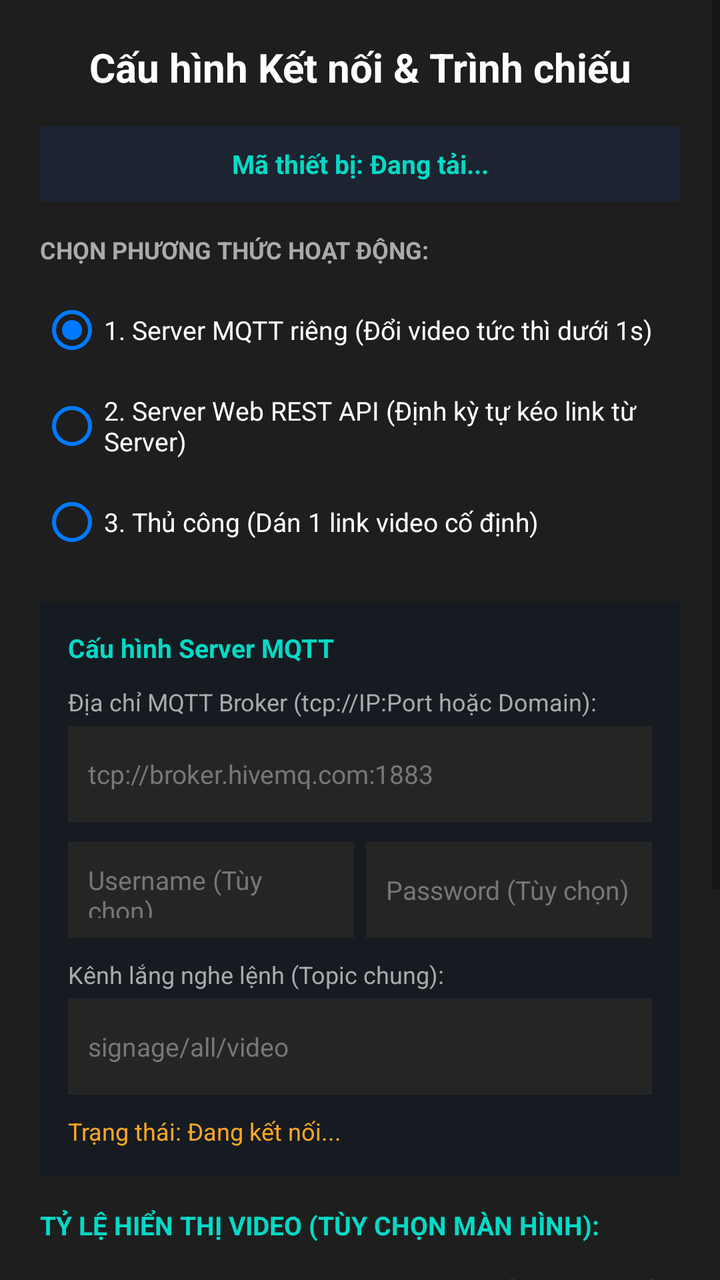
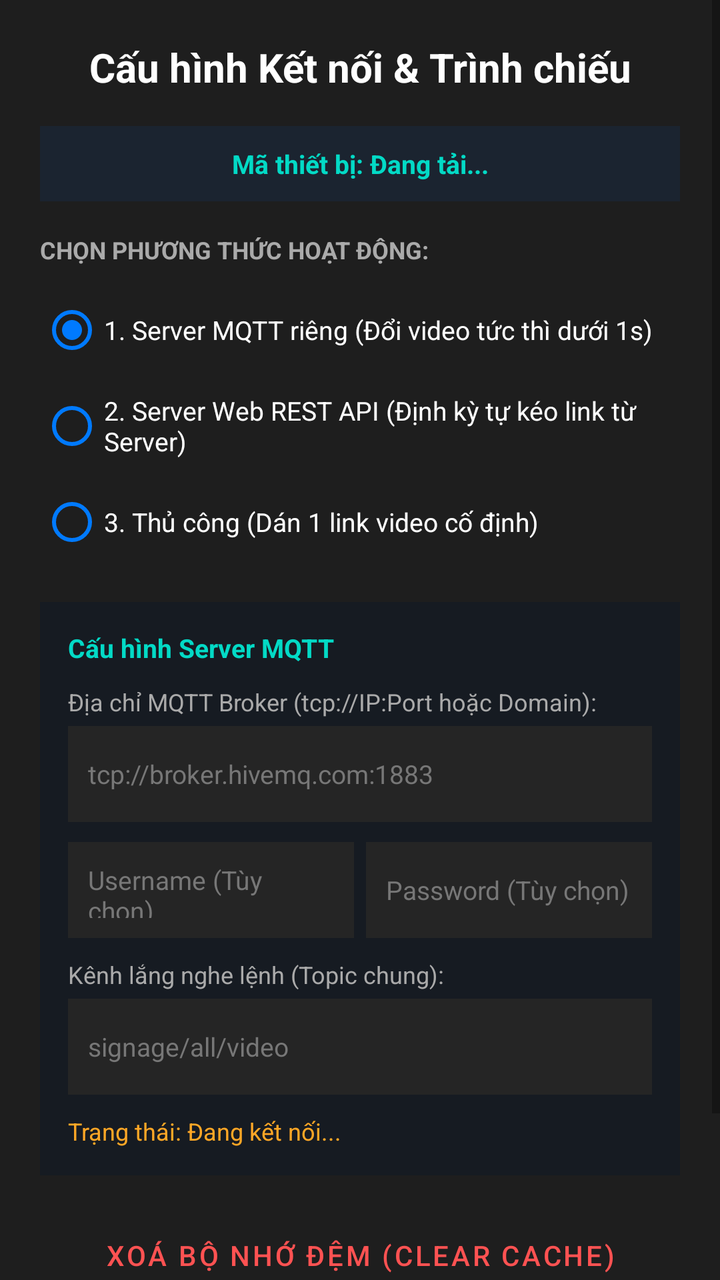

The first picture is an Android layout as it rendered before a commit; the second is the same layout after the commit. The layout source and the unified diff follow.
<!-- AndroidManifest.xml: application theme Theme.SmartSignagePlayer -->
<!-- res/layout/dialog_settings.xml -->
<?xml version="1.0" encoding="utf-8"?>
<ScrollView xmlns:android="http://schemas.android.com/apk/res/android"
    xmlns:app="http://schemas.android.com/apk/res-auto"
    android:layout_width="match_parent"
    android:layout_height="wrap_content"
    android:background="@color/dark_card">

    <LinearLayout
        android:layout_width="match_parent"
        android:layout_height="wrap_content"
        android:orientation="vertical"
        android:padding="20dp">

        <TextView
            android:layout_width="match_parent"
            android:layout_height="wrap_content"
            android:text="Cấu hình Kết nối &amp; Trình chiếu"
            android:textColor="@color/white"
            android:textSize="20sp"
            android:textStyle="bold"
            android:gravity="center"
            android:layout_marginBottom="16dp" />

        
        <TextView
            android:id="@+id/tvDeviceIdHeader"
            android:layout_width="match_parent"
            android:layout_height="wrap_content"
            android:background="#1B2430"
            android:padding="10dp"
            android:text="Mã thiết bị: Đang tải..."
            android:textColor="@color/accent_teal"
            android:textSize="13sp"
            android:textStyle="bold"
            android:gravity="center"
            android:layout_marginBottom="16dp" />

        
        <TextView
            android:layout_width="wrap_content"
            android:layout_height="wrap_content"
            android:text="CHỌN PHƯƠNG THỨC HOẠT ĐỘNG:"
            android:textColor="@color/text_secondary"
            android:textSize="12sp"
            android:textStyle="bold"
            android:layout_marginBottom="8dp" />

        <RadioGroup
            android:id="@+id/rgSyncMode"
            android:layout_width="match_parent"
            android:layout_height="wrap_content"
            android:layout_marginBottom="16dp">

            <RadioButton
                android:id="@+id/rbModeMqtt"
                android:layout_width="match_parent"
                android:layout_height="wrap_content"
                android:text="1. Server MQTT riêng (Đổi video tức thì dưới 1s)"
                android:textColor="@color/white"
                android:textSize="13sp"
                android:buttonTint="@color/accent_blue"
                android:checked="true" />

            <RadioButton
                android:id="@+id/rbModeHttp"
                android:layout_width="match_parent"
                android:layout_height="wrap_content"
                android:text="2. Server Web REST API (Định kỳ tự kéo link từ Server)"
                android:textColor="@color/white"
                android:textSize="13sp"
                android:buttonTint="@color/accent_blue" />

            <RadioButton
                android:id="@+id/rbModeDirect"
                android:layout_width="match_parent"
                android:layout_height="wrap_content"
                android:text="3. Thủ công (Dán 1 link video cố định)"
                android:textColor="@color/white"
                android:textSize="13sp"
                android:buttonTint="@color/accent_blue" />
        </RadioGroup>

        
        
        
        <LinearLayout
            android:id="@+id/layoutMqttConfig"
            android:layout_width="match_parent"
            android:layout_height="wrap_content"
            android:orientation="vertical"
            android:background="#161B22"
            android:padding="14dp"
            android:layout_marginBottom="16dp">

            <TextView
                android:layout_width="wrap_content"
                android:layout_height="wrap_content"
                android:text="Cấu hình Server MQTT"
                android:textColor="@color/accent_teal"
                android:textSize="13sp"
                android:textStyle="bold"
                android:layout_marginBottom="10dp" />

            <TextView
                android:layout_width="wrap_content"
                android:layout_height="wrap_content"
                android:text="Địa chỉ MQTT Broker (tcp://IP:Port hoặc Domain):"
                android:textColor="@color/text_secondary"
                android:textSize="12sp"
                android:layout_marginBottom="4dp" />

            <EditText
                android:id="@+id/etMqttBroker"
                android:layout_width="match_parent"
                android:layout_height="48dp"
                android:background="#252525"
                android:padding="10dp"
                android:hint="tcp://broker.hivemq.com:1883"
                android:textColor="@color/white"
                android:textColorHint="#777777"
                android:textSize="13sp"
                android:inputType="textUri"
                android:layout_marginBottom="10dp" />

            <LinearLayout
                android:layout_width="match_parent"
                android:layout_height="wrap_content"
                android:orientation="horizontal"
                android:layout_marginBottom="10dp">

                <EditText
                    android:id="@+id/etMqttUser"
                    android:layout_width="0dp"
                    android:layout_height="48dp"
                    android:layout_weight="1"
                    android:layout_marginEnd="6dp"
                    android:background="#252525"
                    android:padding="10dp"
                    android:hint="Username (Tùy chọn)"
                    android:textColor="@color/white"
                    android:textColorHint="#777777"
                    android:textSize="13sp" />

                <EditText
                    android:id="@+id/etMqttPass"
                    android:layout_width="0dp"
                    android:layout_height="48dp"
                    android:layout_weight="1"
                    android:background="#252525"
                    android:padding="10dp"
                    android:hint="Password (Tùy chọn)"
                    android:textColor="@color/white"
                    android:textColorHint="#777777"
                    android:textSize="13sp"
                    android:inputType="textPassword" />
            </LinearLayout>

            <TextView
                android:layout_width="wrap_content"
                android:layout_height="wrap_content"
                android:text="Kênh lắng nghe lệnh (Topic chung):"
                android:textColor="@color/text_secondary"
                android:textSize="12sp"
                android:layout_marginBottom="4dp" />

            <EditText
                android:id="@+id/etMqttTopic"
                android:layout_width="match_parent"
                android:layout_height="48dp"
                android:background="#252525"
                android:padding="10dp"
                android:hint="signage/all/video"
                android:textColor="@color/white"
                android:textColorHint="#777777"
                android:textSize="13sp"
                android:layout_marginBottom="10dp" />

            <TextView
                android:id="@+id/tvMqttStatusText"
                android:layout_width="wrap_content"
                android:layout_height="wrap_content"
                android:text="Trạng thái: Đang kết nối..."
                android:textColor="#FFA726"
                android:textSize="12sp" />
        </LinearLayout>

        
        
        
        <LinearLayout
            android:id="@+id/layoutHttpConfig"
            android:layout_width="match_parent"
            android:layout_height="wrap_content"
            android:orientation="vertical"
            android:background="#161B22"
            android:padding="14dp"
            android:visibility="gone"
            android:layout_marginBottom="16dp">

            <TextView
                android:layout_width="wrap_content"
                android:layout_height="wrap_content"
                android:text="Cấu hình Server Web REST API"
                android:textColor="@color/accent_teal"
                android:textSize="13sp"
                android:textStyle="bold"
                android:layout_marginBottom="10dp" />

            <TextView
                android:layout_width="wrap_content"
                android:layout_height="wrap_content"
                android:text="Đường dẫn API (GET):"
                android:textColor="@color/text_secondary"
                android:textSize="12sp"
                android:layout_marginBottom="4dp" />

            <EditText
                android:id="@+id/etRestApiUrl"
                android:layout_width="match_parent"
                android:layout_height="48dp"
                android:background="#252525"
                android:padding="10dp"
                android:hint="https://api.example.com/device/video"
                android:textColor="@color/white"
                android:textColorHint="#777777"
                android:textSize="13sp"
                android:inputType="textUri"
                android:layout_marginBottom="10dp" />

            <LinearLayout
                android:layout_width="match_parent"
                android:layout_height="wrap_content"
                android:orientation="horizontal"
                android:gravity="center_vertical"
                android:layout_marginBottom="10dp">

                <TextView
                    android:layout_width="0dp"
                    android:layout_height="wrap_content"
                    android:layout_weight="1"
                    android:text="Chu kỳ tự hỏi Server (Phút):"
                    android:textColor="@color/text_secondary"
                    android:textSize="12sp" />

                <EditText
                    android:id="@+id/etApiInterval"
                    android:layout_width="80dp"
                    android:layout_height="44dp"
                    android:background="#252525"
                    android:padding="8dp"
                    android:text="30"
                    android:textAlignment="center"
                    android:textColor="@color/white"
                    android:textSize="13sp"
                    android:inputType="number" />
            </LinearLayout>

            <TextView
                android:id="@+id/tvRestApiStatusText"
                android:layout_width="wrap_content"
                android:layout_height="wrap_content"
                android:text="Trạng thái: Chưa kiểm tra"
                android:textColor="#FFA726"
                android:textSize="12sp" />
        </LinearLayout>

        
        
        
        <LinearLayout
            android:id="@+id/layoutDirectConfig"
            android:layout_width="match_parent"
            android:layout_height="wrap_content"
            android:orientation="vertical"
            android:background="#161B22"
            android:padding="14dp"
            android:visibility="gone"
            android:layout_marginBottom="16dp">

            <TextView
                android:layout_width="wrap_content"
                android:layout_height="wrap_content"
                android:text="Nhập link video trực tiếp (Google Drive / MP4):"
                android:textColor="@color/white"
                android:textSize="13sp"
                android:textStyle="bold"
                android:layout_marginBottom="8dp" />

            <EditText
                android:id="@+id/etDirectVideoUrl"
                android:layout_width="match_parent"
                android:layout_height="54dp"
                android:background="#252525"
                android:padding="12dp"
                android:hint="Dán link Google Drive hoặc file MP4..."
                android:textColor="@color/white"
                android:textColorHint="#777777"
                android:textSize="13sp"
                android:inputType="textUri" />
        </LinearLayout>

        
        
        
        <TextView
            android:layout_width="wrap_content"
            android:layout_height="wrap_content"
            android:text="TỶ LỆ HIỂN THỊ VIDEO (TÙY CHỌN MÀN HÌNH):"
            android:textColor="@color/accent_teal"
            android:textSize="13sp"
            android:textStyle="bold"
            android:layout_marginBottom="8dp" />

        <RadioGroup
            android:id="@+id/rgScaleMode"
            android:layout_width="match_parent"
            android:layout_height="wrap_content"
            android:layout_marginBottom="16dp">

            <RadioButton
                android:id="@+id/rbScaleFit"
                android:layout_width="match_parent"
                android:layout_height="wrap_content"
                android:text="1. Vừa vặn (Fit - Giữ nguyên tỷ lệ gốc, không mất hình)"
                android:textColor="@color/white"
                android:textSize="13sp"
                android:buttonTint="@color/accent_teal"
                android:checked="true" />

            <RadioButton
                android:id="@+id/rbScaleFill"
                android:layout_width="match_parent"
                android:layout_height="wrap_content"
                android:text="2. Tràn viền (Fill / Crop - Phóng to lấp đầy 100% màn hình, không viền đen)"
                android:textColor="@color/white"
                android:textSize="13sp"
                android:buttonTint="@color/accent_teal" />

            <RadioButton
                android:id="@+id/rbScaleStretch"
                android:layout_width="match_parent"
                android:layout_height="wrap_content"
                android:text="3. Kéo dãn (Stretch - Kéo dãn lấp đầy toàn bộ màn hình)"
                android:textColor="@color/white"
                android:textSize="13sp"
                android:buttonTint="@color/accent_teal" />
        </RadioGroup>

        
        <Button
            android:id="@+id/btnClearCache"
            style="@style/Widget.MaterialComponents.Button.OutlinedButton"
            android:layout_width="match_parent"
            android:layout_height="wrap_content"
            android:text="@string/btn_clear_cache"
            android:textColor="#FF5252"
            app:strokeColor="#FF5252"
            android:layout_marginBottom="16dp"
            android:focusable="true" />

        
        <LinearLayout
            android:layout_width="match_parent"
            android:layout_height="wrap_content"
            android:orientation="horizontal">

            <Button
                android:id="@+id/btnCloseDialog"
                style="@style/Widget.MaterialComponents.Button.TextButton"
                android:layout_width="0dp"
                android:layout_height="48dp"
                android:layout_weight="1"
                android:text="@string/btn_close"
                android:textColor="@color/text_secondary"
                android:focusable="true" />

            <Button
                android:id="@+id/btnSaveAndPlay"
                android:layout_width="0dp"
                android:layout_height="48dp"
                android:layout_weight="2"
                android:text="Lưu &amp; Áp Dụng Cấu Hình"
                android:backgroundTint="@color/accent_blue"
                android:textColor="@color/white"
                android:textStyle="bold"
                android:focusable="true" />
        </LinearLayout>

    </LinearLayout>
</ScrollView>
<!-- resources referenced by this layout -->
<resources>
  <color name="accent_blue">#FF007AFF</color>
  <color name="accent_teal">#FF03DAC6</color>
  <color name="dark_card">#FF1E1E1E</color>
  <color name="text_secondary">#FFAAAAAA</color>
  <color name="white">#FFFFFFFF</color>
  <string name="btn_clear_cache">Xoá bộ nhớ đệm (Clear Cache)</string>
  <string name="btn_close">Đóng</string>
  <style name="Theme.SmartSignagePlayer" parent="Theme.MaterialComponents.DayNight.NoActionBar">
          
          <item name="colorPrimary">@color/accent_blue</item>
          <item name="colorPrimaryVariant">@color/accent_blue_dark</item>
          <item name="colorOnPrimary">@color/white</item>
          
          <item name="colorSecondary">@color/accent_teal</item>
          <item name="colorOnSecondary">@color/black</item>
          
          <item name="android:statusBarColor">@color/black</item>
          <item name="android:navigationBarColor">@color/black</item>
          <item name="android:windowBackground">@color/black</item>
      </style>
  <color name="accent_blue_dark">#FF0056B3</color>
  <color name="black">#FF000000</color>
</resources>

<!-- the commit's change to res/layout/dialog_settings.xml (unified diff, before → after) -->
@@ -300,53 +300,6 @@
         </LinearLayout>
 
         
-        
-        
-        <TextView
-            android:layout_width="wrap_content"
-            android:layout_height="wrap_content"
-            android:text="TỶ LỆ HIỂN THỊ VIDEO (TÙY CHỌN MÀN HÌNH):"
-            android:textColor="@color/accent_teal"
-            android:textSize="13sp"
-            android:textStyle="bold"
-            android:layout_marginBottom="8dp" />
-
-        <RadioGroup
-            android:id="@+id/rgScaleMode"
-            android:layout_width="match_parent"
-            android:layout_height="wrap_content"
-            android:layout_marginBottom="16dp">
-
-            <RadioButton
-                android:id="@+id/rbScaleFit"
-                android:layout_width="match_parent"
-                android:layout_height="wrap_content"
-                android:text="1. Vừa vặn (Fit - Giữ nguyên tỷ lệ gốc, không mất hình)"
-                android:textColor="@color/white"
-                android:textSize="13sp"
-                android:buttonTint="@color/accent_teal"
-                android:checked="true" />
-
-            <RadioButton
-                android:id="@+id/rbScaleFill"
-                android:layout_width="match_parent"
-                android:layout_height="wrap_content"
-                android:text="2. Tràn viền (Fill / Crop - Phóng to lấp đầy 100% màn hình, không viền đen)"
-                android:textColor="@color/white"
-                android:textSize="13sp"
-                android:buttonTint="@color/accent_teal" />
-
-            <RadioButton
-                android:id="@+id/rbScaleStretch"
-                android:layout_width="match_parent"
-                android:layout_height="wrap_content"
-                android:text="3. Kéo dãn (Stretch - Kéo dãn lấp đầy toàn bộ màn hình)"
-                android:textColor="@color/white"
-                android:textSize="13sp"
-                android:buttonTint="@color/accent_teal" />
-        </RadioGroup>
-
-        
         <Button
             android:id="@+id/btnClearCache"
             style="@style/Widget.MaterialComponents.Button.OutlinedButton"
